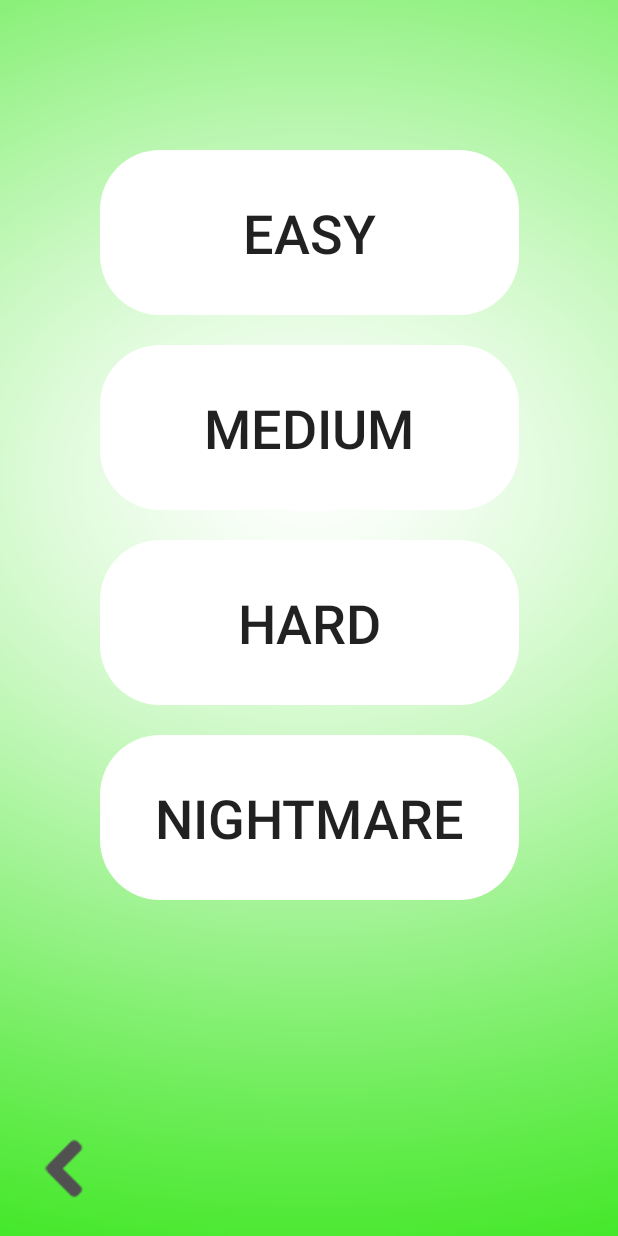
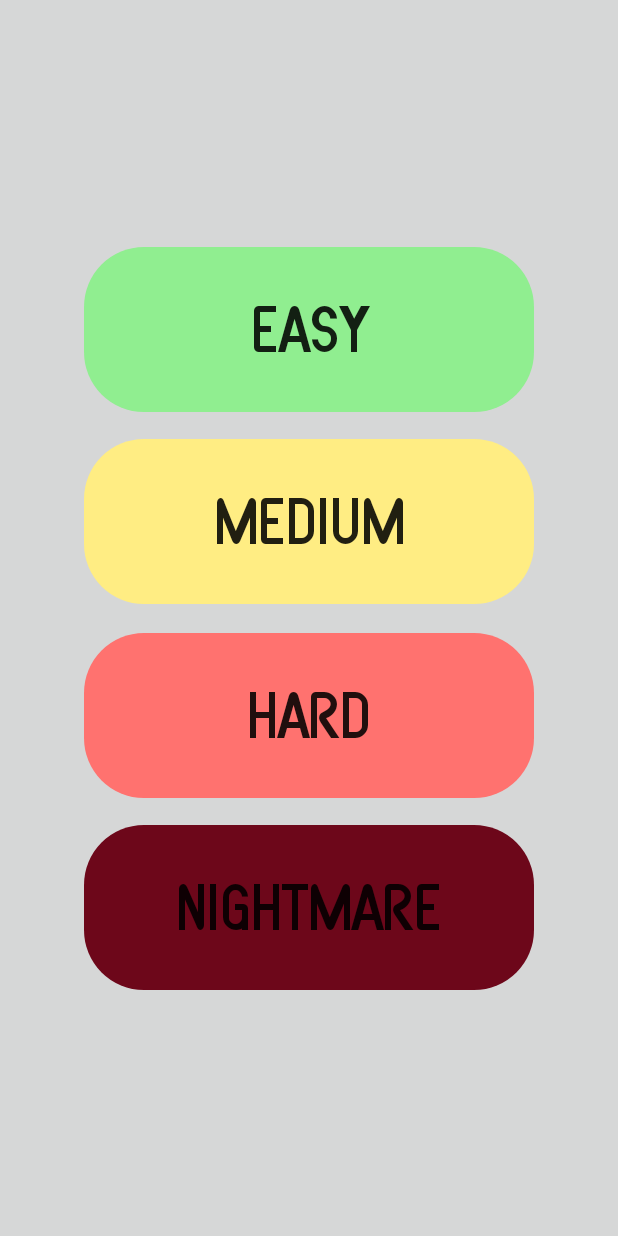
Before and after one commit to AviAmzalac/Memoris, an Android app: the Difficulty_page screen opened directly, with no data from a screen before it, on a phone screen of 412 x 824 dp. Run offline under Robolectric (Android 15) with nearby library versions, the phone set to English and light mode, and no system bars.

Commit message:
Signed-off-by: Avi AMZALAC <avi.amzalac@gmail.com>
Ajout de deux polices d'ecriture
Suppression des bouton retours devenus inutiles sous Android et des méthodes qu'ils appelaient
Renommage de quelques variables par soucis d'esthétisme
Résolution des problème de son entrainé par le retour sur l'acceuil depuis le leaderboard
Ajout de 4 fichier xml permettant le design des boutons de difficulté
Centrage et changement de police des element du menus principal, de la page de difficulté, du timer, du leaderbord  et de la page des résultats

```diff
--- a/app/src/main/java/com/example/memoris/Difficulty_page.java
+++ b/app/src/main/java/com/example/memoris/Difficulty_page.java
@@ -96,10 +96,6 @@
         }
     }
 
-    public void goto_main(View view){
-        Intent gameActivity = new Intent(Difficulty_page.this, MainActivity.class);
-        startActivity(gameActivity);
-    }
 
     public void goto_timer_page(View view){
         Intent gameActivity = new Intent(Difficulty_page.this, Timer_page.class);
--- a/app/src/main/java/com/example/memoris/Easy_User_Interface.java
+++ b/app/src/main/java/com/example/memoris/Easy_User_Interface.java
@@ -175,12 +175,6 @@
 
     }
 
-    public void goto_main(View view){
-        Intent gameActivity = new Intent(Easy_User_Interface.this, MainActivity.class);
-
-        startActivity(gameActivity);
-    }
-
     public void goto_resultspage(){
         Intent intent = new Intent(Easy_User_Interface.this, Results_page.class);
         intent.putExtra("Ranswer", right_answer);
--- a/app/src/main/java/com/example/memoris/Leaderboard.java
+++ b/app/src/main/java/com/example/memoris/Leaderboard.java
@@ -116,7 +116,7 @@
         }
     }
 
-    public void goto_main(View view){
+    public void onBackPressed() {
         Intent gameActivity = new Intent(Leaderboard.this, MainActivity.class);
         startActivity(gameActivity);
     }
--- /dev/null
+++ b/app/src/main/res/drawable/dark_round_button.xml
@@ -0,0 +1,6 @@
+<?xml version="1.0" encoding="utf-8"?>
+<shape xmlns:android="http://schemas.android.com/apk/res/android"
+    android:shape="rectangle" android:padding="10dp">
+    <solid android:color="#6D071A"/>
+    <corners android:radius="40dp"/>
+</shape>
--- /dev/null
+++ b/app/src/main/res/drawable/green_round_button.xml
@@ -0,0 +1,6 @@
+<?xml version="1.0" encoding="utf-8"?>
+<shape xmlns:android="http://schemas.android.com/apk/res/android"
+    android:shape="rectangle" android:padding="10dp">
+    <solid android:color="@color/light_green"/>
+    <corners android:radius="40dp"/>
+</shape>
--- /dev/null
+++ b/app/src/main/res/drawable/red_round_button.xml
@@ -0,0 +1,6 @@
+<?xml version="1.0" encoding="utf-8"?>
+<shape xmlns:android="http://schemas.android.com/apk/res/android"
+    android:shape="rectangle" android:padding="10dp">
+    <solid android:color="#FF726F"/>
+    <corners android:radius="40dp"/>
+</shape>
--- /dev/null
+++ b/app/src/main/res/drawable/yellow_round_button.xml
@@ -0,0 +1,6 @@
+<?xml version="1.0" encoding="utf-8"?>
+<shape xmlns:android="http://schemas.android.com/apk/res/android"
+android:shape="rectangle" android:padding="10dp">
+<solid android:color="#FFED83"/>
+<corners android:radius="40dp"/>
+</shape>
--- a/app/src/main/res/layout/difficulty_page.xml
+++ b/app/src/main/res/layout/difficulty_page.xml
@@ -1,71 +1,76 @@
 <?xml version="1.0" encoding="utf-8"?>
 <androidx.constraintlayout.widget.ConstraintLayout xmlns:android="http://schemas.android.com/apk/res/android"
     xmlns:app="http://schemas.android.com/apk/res-auto"
+    xmlns:tools="http://schemas.android.com/tools"
     android:layout_width="match_parent"
     android:layout_height="match_parent"
-    android:background="@drawable/timer">
+    android:background="@color/gris_button">
+
 
     <Button
         android:id="@+id/button_easy"
-        android:layout_width="279dp"
+        android:layout_width="300dp"
         android:layout_height="110dp"
-        android:layout_marginTop="100dp"
-        android:background="@drawable/white_round_button"
+        android:layout_marginBottom="128dp"
+        android:background="@drawable/green_round_button"
+        android:fontFamily="@font/sfas"
         android:onClick="goto_timer_page"
         android:text="@string/button_easy"
-        android:textSize="36sp"
-        app:layout_constraintLeft_toLeftOf="parent"
-        app:layout_constraintRight_toRightOf="parent"
-        app:layout_constraintTop_toTopOf="parent" />
+        android:textSize="46sp"
+        app:layout_constraintBottom_toTopOf="@+id/invisible_center"
+        app:layout_constraintEnd_toEndOf="parent"
+        app:layout_constraintHorizontal_bias="0.5"
+        app:layout_constraintStart_toStartOf="parent" />
 
     <Button
         android:id="@+id/button_medium"
-        android:layout_width="279dp"
+        android:layout_width="300dp"
         android:layout_height="110dp"
-        android:layout_marginTop="20dp"
-        android:background="@drawable/white_round_button"
+        android:background="@drawable/yellow_round_button"
+        android:fontFamily="@font/sfas"
         android:text="@string/button_medium"
-
-        android:textSize="36sp"
-        app:layout_constraintLeft_toLeftOf="parent"
-        app:layout_constraintRight_toRightOf="parent"
-        app:layout_constraintTop_toBottomOf="@id/button_easy" />
+        android:textSize="46sp"
+        app:layout_constraintBottom_toTopOf="@+id/invisible_center"
+        app:layout_constraintEnd_toEndOf="parent"
+        app:layout_constraintHorizontal_bias="0.5"
+        app:layout_constraintStart_toStartOf="parent" />
 
     <Button
         android:id="@+id/button_hard"
-        android:layout_width="279dp"
+        android:layout_width="300dp"
         android:layout_height="110dp"
-        android:layout_marginTop="20dp"
-        android:background="@drawable/white_round_button"
+        android:background="@drawable/red_round_button"
+        android:fontFamily="@font/sfas"
         android:text="@string/button_hard"
-        android:textSize="36sp"
-        app:layout_constraintLeft_toLeftOf="parent"
-        app:layout_constraintRight_toRightOf="parent"
-        app:layout_constraintTop_toBottomOf="@id/button_medium" />
-
+        android:textSize="46sp"
+        app:layout_constraintEnd_toEndOf="parent"
+        app:layout_constraintHorizontal_bias="0.5"
+        app:layout_constraintStart_toStartOf="parent"
+        app:layout_constraintTop_toBottomOf="@+id/invisible_center" />
 
     <Button
         android:id="@+id/button_neightmare"
-        android:layout_width="279dp"
+        android:layout_width="300dp"
         android:layout_height="110dp"
-        android:layout_marginTop="20dp"
-        android:background="@drawable/white_round_button"
+        android:layout_marginTop="128dp"
+        android:background="@drawable/dark_round_button"
+        android:fontFamily="@font/sfas"
         android:text="@string/button_competitive"
-        android:textSize="36sp"
-        app:layout_constraintLeft_toLeftOf="parent"
-        app:layout_constraintRight_toRightOf="parent"
-        app:layout_constraintTop_toBottomOf="@id/button_hard" />
+        android:textSize="46sp"
+        app:layout_constraintEnd_toEndOf="parent"
+        app:layout_constraintHorizontal_bias="0.5"
+        app:layout_constraintStart_toStartOf="parent"
+        app:layout_constraintTop_toBottomOf="@+id/invisible_center" />
 
-    <ImageButton
-        android:id="@+id/imageButton3"
+    <TextView
+        android:id="@+id/invisible_center"
         android:layout_width="wrap_content"
         android:layout_height="wrap_content"
-        android:layout_marginLeft="20dp"
-        android:layout_marginBottom="20dp"
-        android:background="@android:color/transparent"
-        android:onClick="goto_main"
+        android:text=""
         app:layout_constraintBottom_toBottomOf="parent"
+        app:layout_constraintEnd_toEndOf="parent"
+        app:layout_constraintHorizontal_bias="0.5"
         app:layout_constraintStart_toStartOf="parent"
-        app:srcCompat="@drawable/back_arrow" />
+        app:layout_constraintTop_toTopOf="parent" />
 
 </androidx.constraintlayout.widget.ConstraintLayout>
--- a/app/src/main/res/layout/results_page.xml
+++ b/app/src/main/res/layout/results_page.xml
@@ -14,6 +14,7 @@
         android:layout_height="wrap_content"
         android:layout_marginTop="80dp"
         android:text="@string/resultat_titre"
+        android:fontFamily="@font/sfas"
         android:textSize="40sp"
         android:textStyle="bold" />
 
@@ -22,6 +23,7 @@
         android:layout_width="wrap_content"
         android:layout_height="wrap_content"
         android:layout_marginTop="50dp"
+        android:fontFamily="@font/sfas"
         android:textSize="45sp"
         android:textStyle="bold" />
 
@@ -32,6 +34,7 @@
         android:layout_marginTop="50dp"
         android:onClick="goto_difficulty_page"
         android:text="@string/tryagain"
+        android:fontFamily="@font/sfas"
         android:textAllCaps="false" />
 
     <ImageButton
```
Also changed, not shown: app/src/main/java/com/example/memoris/Jeu.java (+6 -5 lines), app/src/main/res/layout/activity_main.xml (+29 -26 lines), app/src/main/res/layout/easy_user_interface.xml (+14 -14 lines), app/src/main/res/layout/leaderboard.xml (+5 -11 lines), app/src/main/res/layout/timer_page.xml (+9 -6 lines), app/src/main/res/font/sfas.ttf (added), app/src/main/res/font/zorque.ttf (added), 1 other file.
